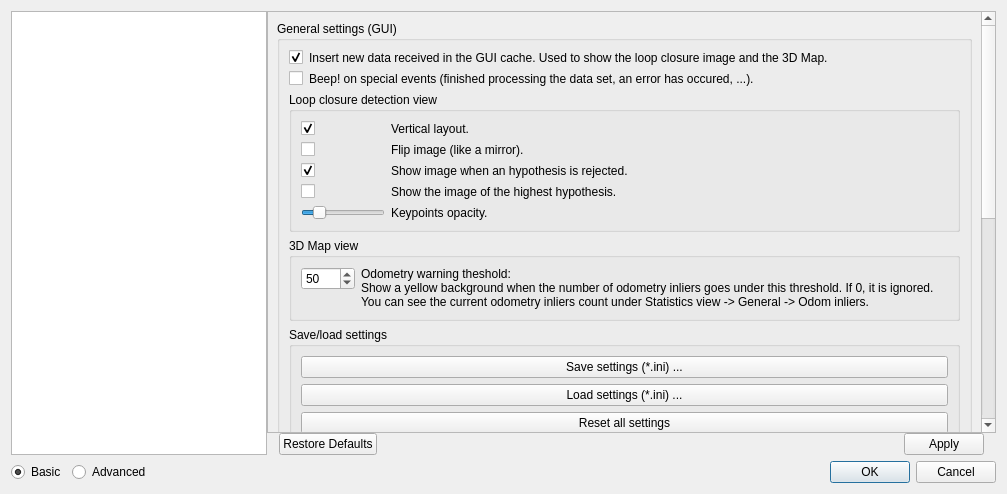
Qt form guilib/src/ui/preferencesDialog.ui (introlab/rtabmap) before a commit.
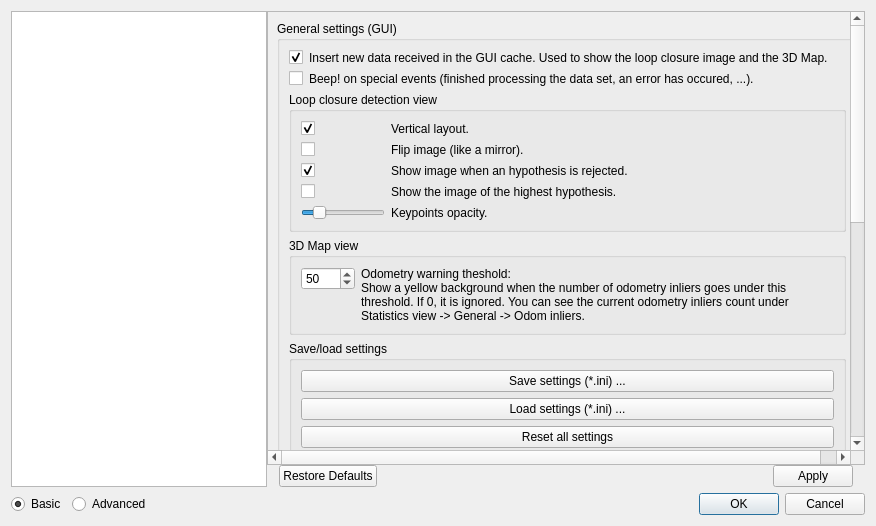
The same form after that commit. The open tabs and pages were chosen to show the change. Icons and pictures are not drawn. Custom widgets are drawn as their Qt base class.

Diff of the .ui file:
```diff
--- a/guilib/src/ui/preferencesDialog.ui
+++ b/guilib/src/ui/preferencesDialog.ui
@@ -6,8 +6,8 @@
    <rect>
     <x>0</x>
     <y>0</y>
-    <width>1007</width>
-    <height>494</height>
+    <width>876</width>
+    <height>526</height>
    </rect>
   </property>
   <property name="sizePolicy">
@@ -64,8 +64,8 @@
            <rect>
             <x>0</x>
             <y>0</y>
-            <width>709</width>
-            <height>752</height>
+            <width>577</width>
+            <height>632</height>
            </rect>
           </property>
           <layout class="QVBoxLayout" name="verticalLayout_16">
```
Left out of the diff: 146 changed lines with no effect on the pictures.
